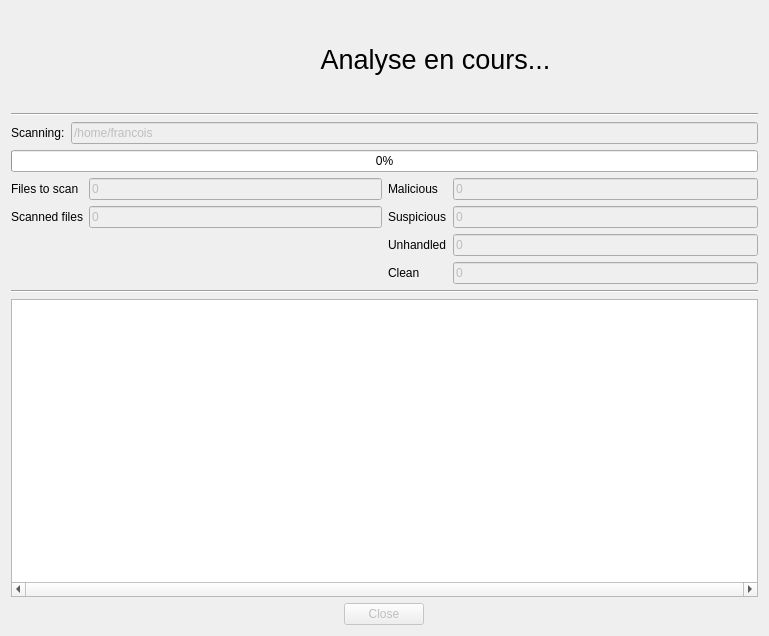
This is gui/qt/ui/scanwidget.ui in armadito/armadito-av as Qt 5 draws it before an edit. The edited form follows.
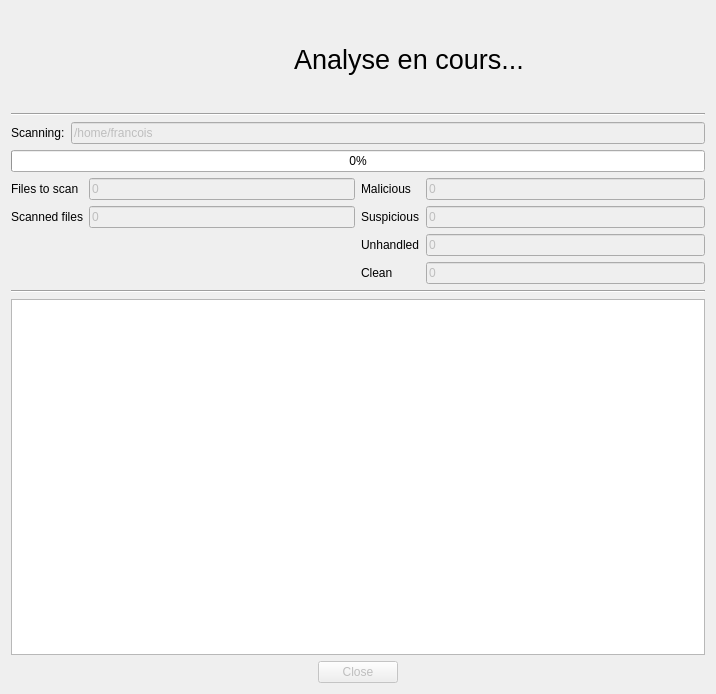
This is the edited form. Icons and pictures are not drawn.

Diff of the .ui file:
```diff
--- a/gui/qt/ui/scanwidget.ui
+++ b/gui/qt/ui/scanwidget.ui
@@ -9,8 +9,8 @@
    <rect>
     <x>0</x>
     <y>0</y>
-    <width>769</width>
-    <height>636</height>
+    <width>716</width>
+    <height>694</height>
    </rect>
   </property>
   <property name="sizePolicy">
@@ -335,7 +335,16 @@
         <locale language="English" country="UnitedStates"/>
        </property>
        <property name="horizontalScrollBarPolicy">
-        <enum>Qt::ScrollBarAlwaysOn</enum>
+        <enum>Qt::ScrollBarAsNeeded</enum>
+       </property>
+       <property name="autoScrollMargin">
+        <number>0</number>
+       </property>
+       <property name="editTriggers">
+        <set>QAbstractItemView::NoEditTriggers</set>
+       </property>
+       <property name="dragDropOverwriteMode">
+        <bool>false</bool>
        </property>
        <property name="alternatingRowColors">
         <bool>true</bool>
@@ -347,10 +356,10 @@
         <enum>QAbstractItemView::ScrollPerPixel</enum>
        </property>
        <property name="sortingEnabled">
-        <bool>false</bool>
+        <bool>true</bool>
        </property>
        <property name="wordWrap">
-        <bool>true</bool>
+        <bool>false</bool>
        </property>
        <attribute name="horizontalHeaderVisible">
         <bool>true</bool>
```
Left out of the diff: 10 changed lines with no effect on the pictures.
